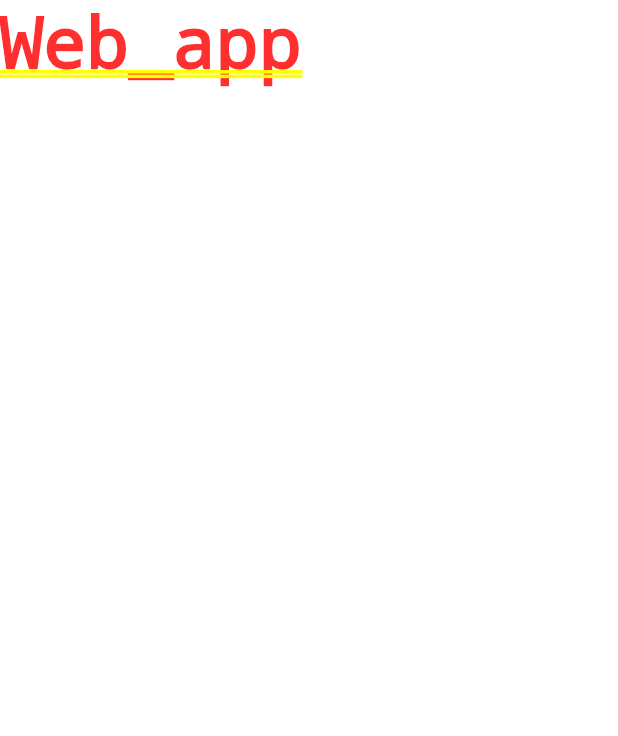
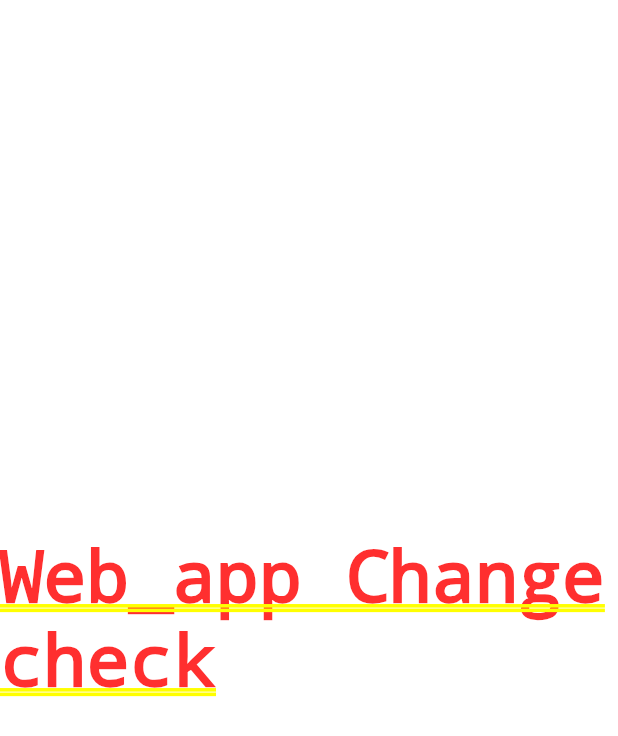
Before and after one commit to HappyFromKz/flutter_web_app, a Flutter app: the screen it shows after launch, on a phone screen of 412 x 824 dp. Shown: the top 736 px of the screen. Run offline on Flutter 3.47's test engine with Material 3 defaults, Android fonts, the phone set to English and light mode, and no system bars.

Commit message:
change text in main.dart

```diff
--- a/lib/main.dart
+++ b/lib/main.dart
@@ -16,7 +16,12 @@ class MyApp extends StatelessWidget {
         colorScheme: ColorScheme.fromSeed(seedColor: Colors.deepPurple),
         useMaterial3: true,
       ),
-      home: const Text('Web_app'),
+      home: const Center(
+        child: Column(
+          mainAxisAlignment: MainAxisAlignment.center,
+          children: [Text('Web_app Change check')],
+        )
+      ),
     );
   }
 }
```
